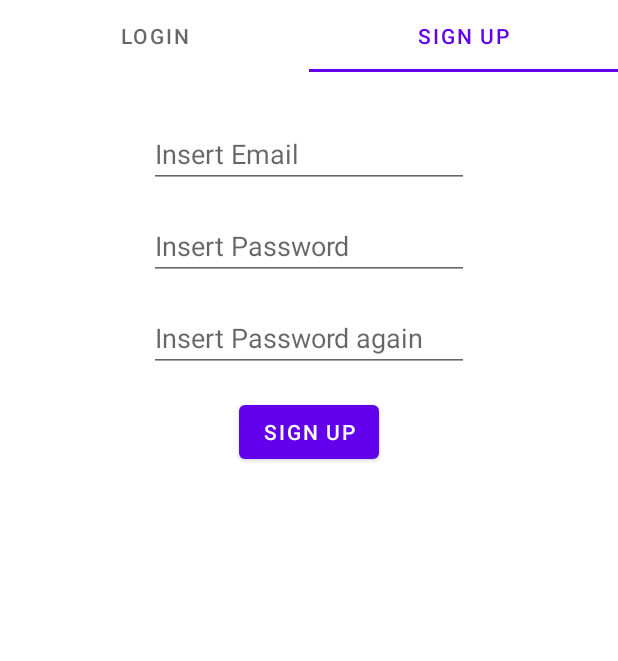
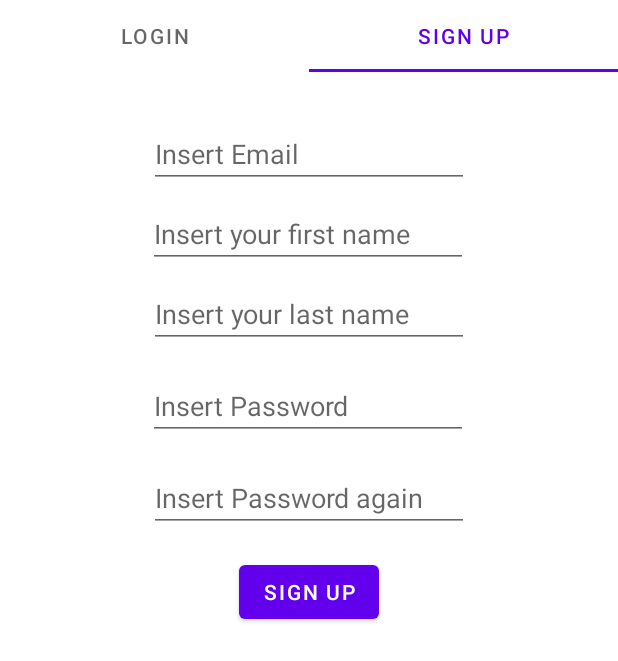
Before and after one commit to carameloKevin/AlmacenPago, an Android app: the LoginActivity screen opened directly, with no data from a screen before it, tab 2 chosen, on a phone screen of 412 x 824 dp. Shown: the top 661 px of the screen. Run offline under Robolectric (Android 15) with nearby library versions, the light colour scheme and no system bars.

Commit message:
Varios bugfixes

```diff
--- a/app/src/main/java/com/kevinberg/almacenpago/CompradosListAdapater.java
+++ b/app/src/main/java/com/kevinberg/almacenpago/CompradosListAdapater.java
@@ -14,12 +14,14 @@ import androidx.annotation.Nullable;
 public class CompradosListAdapater  extends ArrayAdapter {
     private String[] nombreProducto;
     private double[] precioProducto;
+    private int[] idProducto;
     private Integer[] imageId;
     private  Activity context;
 
-    public CompradosListAdapater(Activity context, String[] nombreProducto, double[] precioProducto, Integer[] imageId){
+    public CompradosListAdapater(Activity context,int[] idProducto, String[] nombreProducto, double[] precioProducto, Integer[] imageId){
         super(context, R.layout.row_item, nombreProducto);
         this.context = context;
+        this.idProducto = idProducto;
         this.nombreProducto = nombreProducto;
         this.precioProducto = precioProducto;
         this.imageId = imageId;
--- a/app/src/main/java/com/kevinberg/almacenpago/LoginActivity.java
+++ b/app/src/main/java/com/kevinberg/almacenpago/LoginActivity.java
@@ -2,6 +2,7 @@ package com.kevinberg.almacenpago;
 
 import androidx.annotation.NonNull;
 import androidx.appcompat.app.AppCompatActivity;
+import androidx.appcompat.widget.Toolbar;
 import androidx.fragment.app.Fragment;
 import androidx.fragment.app.FragmentActivity;
 import androidx.fragment.app.FragmentTransaction;
@@ -28,6 +29,9 @@ public class LoginActivity extends AppCompatActivity implements LogoutFragment.L
     protected void onCreate(Bundle savedInstanceState) {
         super.onCreate(savedInstanceState);
         setContentView(R.layout.activity_login);
+
+        Toolbar toolbar = (Toolbar) findViewById(R.id.toolbar);
+        setSupportActionBar(toolbar);
 
         sharedPreferences = getApplicationContext().getSharedPreferences("userdetails", 0);
         isLoggedIn = sharedPreferences.getBoolean("LOGIN", false);
--- a/app/src/main/java/com/kevinberg/almacenpago/LoginTabFragment.java
+++ b/app/src/main/java/com/kevinberg/almacenpago/LoginTabFragment.java
@@ -54,7 +54,7 @@ public class LoginTabFragment extends Fragment {
 
                     try {
                         SQLiteDatabase db = almacenPagoDBHelper.getReadableDatabase();
-                        Cursor cursor = db.query("USUARIO", new String[]{"_ID", "EMAIL", "PASSWORD", "NOMBRE"}, "EMAIL=? AND PASSWORD=?",new String[]{email, password},null,null,null);
+                        Cursor cursor = db.query("USUARIO", new String[]{"_ID", "EMAIL", "PASSWORD", "NOMBRE", "APELLIDO"}, "EMAIL=? AND PASSWORD=?",new String[]{email, password},null,null,null);
                         if(cursor.moveToFirst()){
                             SharedPreferences.Editor editor =sharedPreferences.edit();
                             editor.putString("email", email);
--- a/app/src/main/java/com/kevinberg/almacenpago/ProductoDetallesActivity.java
+++ b/app/src/main/java/com/kevinberg/almacenpago/ProductoDetallesActivity.java
@@ -41,6 +41,7 @@ public class ProductoDetallesActivity extends AppCompatActivity {
         //Muestro la toolbar y un boton para volver para arriba
         Toolbar toolbar = (Toolbar) findViewById(R.id.toolbar);
         setSupportActionBar(toolbar);
+
         ActionBar actionBar = getSupportActionBar();
         actionBar.setDisplayHomeAsUpEnabled(true);
 
--- a/app/src/main/res/layout/fragment_sign_up.xml
+++ b/app/src/main/res/layout/fragment_sign_up.xml
@@ -12,12 +12,14 @@
         android:layout_width="wrap_content"
         android:layout_height="wrap_content"
         android:layout_margin="16dp"
+        android:layout_marginTop="8dp"
         android:ems="10"
         android:hint="@string/insert_password"
         android:inputType="textPassword"
         app:layout_constraintEnd_toEndOf="parent"
+        app:layout_constraintHorizontal_bias="0.497"
         app:layout_constraintStart_toStartOf="parent"
-        app:layout_constraintTop_toBottomOf="@+id/etEmailAddressSignUp" />
+        app:layout_constraintTop_toBottomOf="@+id/etUserSurname" />
 
     <EditText
         android:id="@+id/etEmailAddressSignUp"
@@ -47,10 +49,36 @@
         android:layout_width="wrap_content"
         android:layout_height="wrap_content"
         android:layout_margin="16dp"
+        android:layout_marginTop="8dp"
         android:ems="10"
         android:hint="@string/insert_password_again"
         android:inputType="textPassword"
         app:layout_constraintEnd_toEndOf="parent"
         app:layout_constraintStart_toStartOf="parent"
         app:layout_constraintTop_toBottomOf="@+id/etPasswordSignUp" />
+
+    <EditText
+        android:id="@+id/etUserName"
+        android:layout_width="wrap_content"
+        android:layout_height="wrap_content"
+        android:layout_marginTop="8dp"
+        android:ems="10"
+        android:hint="@string/insert_user_name"
+        android:inputType="textPersonName"
+        app:layout_constraintEnd_toEndOf="parent"
+        app:layout_constraintHorizontal_bias="0.497"
+        app:layout_constraintStart_toStartOf="parent"
+        app:layout_constraintTop_toBottomOf="@+id/etEmailAddressSignUp" />
+
+    <EditText
+        android:id="@+id/etUserSurname"
+        android:layout_width="wrap_content"
+        android:layout_height="wrap_content"
+        android:layout_marginTop="8dp"
+        android:ems="10"
+        android:hint="@string/insert_user_surname"
+        android:inputType="textPersonName"
+        app:layout_constraintEnd_toEndOf="parent"
+        app:layout_constraintStart_toStartOf="parent"
+        app:layout_constraintTop_toBottomOf="@+id/etUserName" />
 </androidx.constraintlayout.widget.ConstraintLayout>
--- a/app/src/main/res/layout/nav_header.xml
+++ b/app/src/main/res/layout/nav_header.xml
@@ -19,12 +19,14 @@
         android:layout_margin="16dp">
 
         <TextView
+            android:id="@+id/nav_nombreUsuario"
             android:layout_width="wrap_content"
             android:layout_height="wrap_content"
             android:text="@string/app_name"
             android:textAppearance="@style/TextAppearance.AppCompat.Body1"/>
 
         <TextView
+            android:id="@+id/nav_emailUsuario"
             android:layout_width="wrap_content"
             android:layout_height="wrap_content"
             android:text="@string/user_name"/>
--- a/app/src/main/res/values/strings.xml
+++ b/app/src/main/res/values/strings.xml
@@ -6,11 +6,12 @@
     <string name="user_name">Kevin Berg</string>
     <string name="nav_abrir_drawer">Open Navigation Drawer</string>
     <string name="nav_cerrar_drawer">Close Navigation Drawer</string>
-    <!-- TODO: Remove or change this placeholder text -->
     <string name="login">Login</string>
     <string name="signup">Sign Up</string>
     <string name="insert_password">Insert Password</string>
     <string name="insertEmail">Insert Email</string>
+    <string name="insert_user_name">Insert your first name</string>
+    <string name="insert_user_surname">Insert your last name</string>
     <string name="insert_password_again">Insert Password again</string>
     <string name="insertNombreProducto">Insert the name of the product</string>
     <string name="insertDescripcionProducto">Insert a description</string>
@@ -28,5 +29,6 @@
     <string name="missing_info">Some info is missing!</string>
     <string name="error_sql">Error with the Database</string>
     <string name="compra_exitosa">Succesful purchase!</string>
-    <string name="must_be_logged_in">Must be Logged in to do tihs</string>
+    <string name="must_be_logged_in">You must be logged in to do this!</string>
+
 </resources>
```
Also changed, not shown: app/src/main/AndroidManifest.xml (+24 -4 lines), app/src/main/java/com/kevinberg/almacenpago/AgregarProductoActivity.java (+11 -7 lines), app/src/main/java/com/kevinberg/almacenpago/ElementosCompradosActivity.java (+31 -12 lines), app/src/main/java/com/kevinberg/almacenpago/MainActivity.java (+23 -9 lines), app/src/main/res/layout/activity_agregar_producto.xml (+8 -20 lines), 1 other file.
